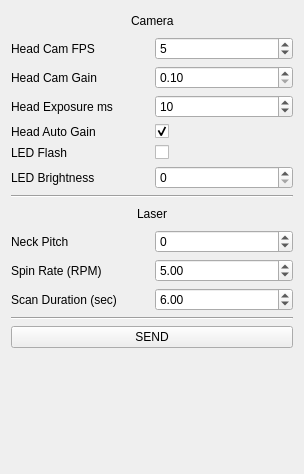
RobotLocomotion/director, file src/app/ddMultisense.ui: the form before one commit.
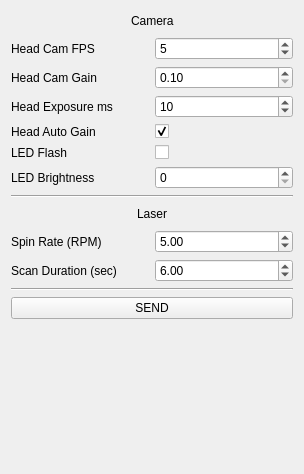
The form after the commit.

Commit message: Remove Neck Pitch from Multisense Panel

Diff of the .ui file:
```diff
--- a/src/app/ddMultisense.ui
+++ b/src/app/ddMultisense.ui
@@ -203,19 +203,6 @@
    </item>
    <item>
     <layout class="QGridLayout" name="gridLayout_2">
-     <item row="0" column="1">
-      <widget class="QSpinBox" name="neckPitchSpinner">
-       <property name="minimum">
-        <number>-90</number>
-       </property>
-       <property name="maximum">
-        <number>90</number>
-       </property>
-       <property name="singleStep">
-        <number>5</number>
-       </property>
-      </widget>
-     </item>
      <item row="2" column="1">
       <widget class="QDoubleSpinBox" name="scanDurationSpinner">
        <property name="minimum">
@@ -246,13 +233,6 @@
        </property>
       </widget>
      </item>
-     <item row="0" column="0">
-      <widget class="QLabel" name="neckPitch">
-       <property name="text">
-        <string>Neck Pitch</string>
-       </property>
-      </widget>
-     </item>
      <item row="1" column="1">
       <widget class="QDoubleSpinBox" name="spinRateSpinner">
        <property name="minimum">
```
The commit also changes 2 other files.
